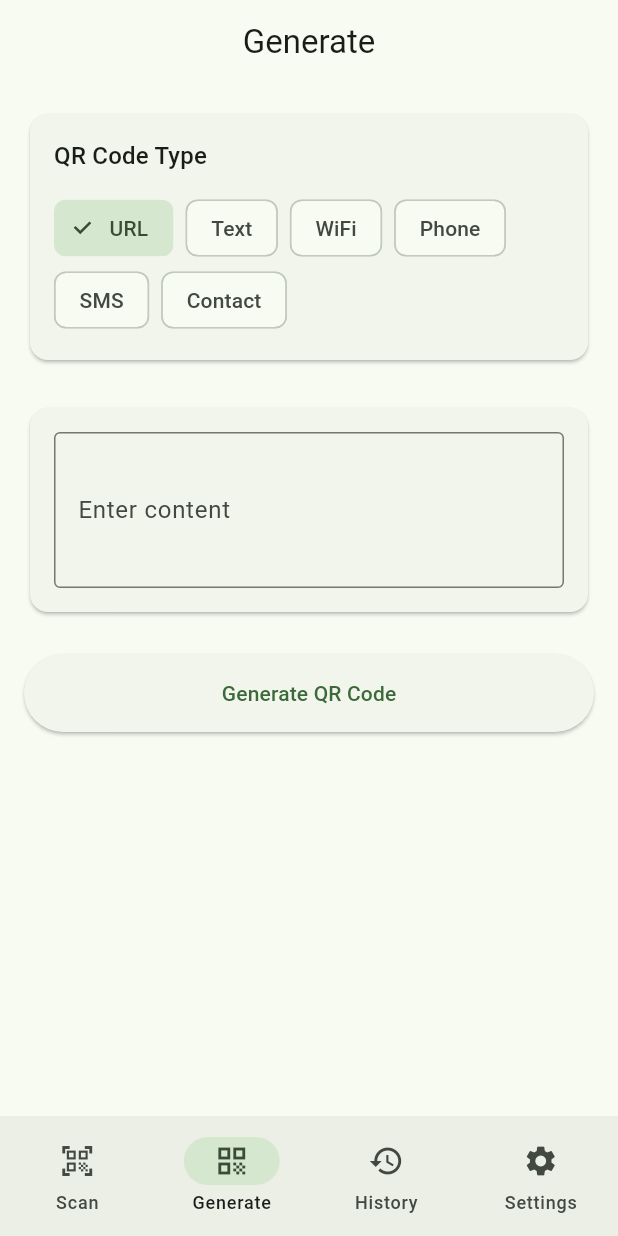
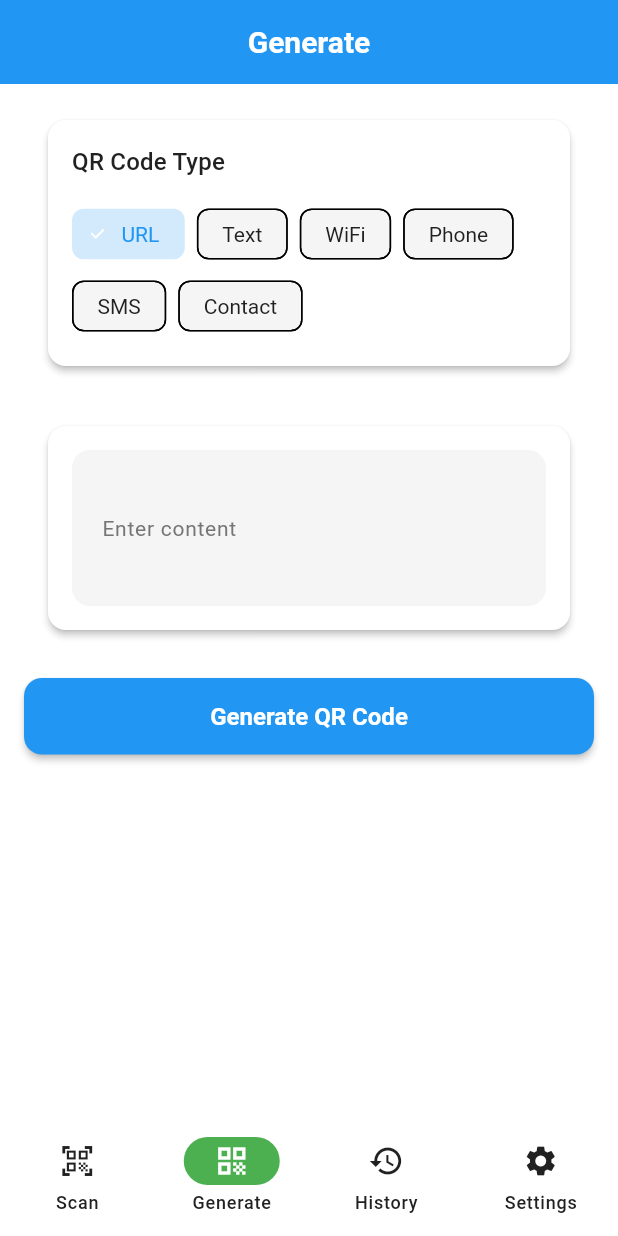
Before and after one commit to fanei/scan, a Flutter app: the screen it shows after launch, item 2 of the bottom bar chosen, on a phone screen of 412 x 824 dp. Run offline on Flutter 3.47's test engine with Material 3 defaults, Android fonts, the light colour scheme and no system bars; our stand-ins replace csv, in_app_review, package_info_plus, permission_handler, qr_flutter, share_plus and 2 more; missing offline and left inert: gal, mobile_scanner; accounts and stored records are empty; project files that could hold a hidden picture were left out.

Commit message:
feat: 添加统一主题配置和 UI/UX 优化计划
## 新增功能
- 创建 app_theme.dart 统一主题配置
- 定义品牌色（蓝色主色 + 绿色辅色）
- 统一圆角、阴影、间距
- 优化按钮、输入框、对话框样式
- 支持亮色和暗色模式

## 主题优化
- **品牌色**: 蓝色 #2196F3, 绿色 #4CAF50
- **圆角**: 8dp/12dp/16dp/24dp
- **阴影**: 2dp/4dp/8dp
- **间距**: 4dp/8dp/16dp/24dp/32dp

## 组件优化
- ElevatedButton: 48dp 高度, 12dp 圆角
- OutlinedButton: 48dp 高度, 12dp 圆角
- TextField: 填充色, 12dp 圆角, 16dp 内边距
- Dialog: 16dp 圆角, 8dp 阴影
- Card: 2dp 阴影, 12dp 圆角
- SnackBar: 浮动样式, 8dp 圆角

## 应用更新
- app.dart 现在使用 AppTheme.lightTheme 和 darkTheme
- 支持系统主题跟随（ThemeMode.system）
- Material 3 设计语言

## 文档
- 添加 UI_UX优化计划.md (详细的优化规划)

```diff
--- a/smartscan_app/lib/app.dart
+++ b/smartscan_app/lib/app.dart
@@ -11,6 +11,7 @@ import 'screens/scan/scan_screen.dart';
 import 'screens/generate/generate_screen.dart';
 import 'screens/history/history_screen.dart';
 import 'screens/settings/settings_screen.dart';
+import 'config/app_theme.dart';
 
 /// 应用主类
 class SmartScanApp extends StatelessWidget {
@@ -30,10 +31,9 @@ class SmartScanApp extends StatelessWidget {
         builder: (context, localeProvider, _) {
           return MaterialApp(
             title: 'SmartScan',
-            theme: ThemeData(
-              colorScheme: ColorScheme.fromSeed(seedColor: Colors.green),
-              useMaterial3: true,
-            ),
+            theme: AppTheme.lightTheme,
+            darkTheme: AppTheme.darkTheme,
+            themeMode: ThemeMode.system,
             locale: localeProvider.locale,
             localizationsDelegates: const [
               AppLocalizations.delegate,
--- /dev/null
+++ b/smartscan_app/lib/config/app_theme.dart
@@ -0,0 +1,469 @@
+import 'package:flutter/material.dart';
+
+/// 应用主题配置
+class AppTheme {
+  // 品牌色
+  static const Color primaryColor = Color(0xFF2196F3); // 蓝色
+  static const Color secondaryColor = Color(0xFF4CAF50); // 绿色
+  static const Color errorColor = Color(0xFFFF5252); // 红色
+  static const Color warningColor = Color(0xFFFFC107); // 黄色
+
+  // 灰度色
+  static const Color grey50 = Color(0xFFFAFAFA);
+  static const Color grey100 = Color(0xFFF5F5F5);
+  static const Color grey200 = Color(0xFFEEEEEE);
+  static const Color grey300 = Color(0xFFE0E0E0);
+  static const Color grey400 = Color(0xFFBDBDBD);
+  static const Color grey600 = Color(0xFF757575);
+  static const Color grey700 = Color(0xFF616161);
+  static const Color grey800 = Color(0xFF424242);
+  static const Color grey900 = Color(0xFF212121);
+
+  // 圆角大小
+  static const double borderRadiusSmall = 8.0;
+  static const double borderRadiusMedium = 12.0;
+  static const double borderRadiusLarge = 16.0;
+  static const double borderRadiusXLarge = 24.0;
+
+  // 阴影
+  static const double elevationSmall = 2.0;
+  static const double elevationMedium = 4.0;
+  static const double elevationLarge = 8.0;
+
+  // 间距
+  static const double spacingXSmall = 4.0;
+  static const double spacingSmall = 8.0;
+  static const double spacingMedium = 16.0;
+  static const double spacingLarge = 24.0;
+  static const double spacingXLarge = 32.0;
+
+  // 亮色主题
+  static ThemeData lightTheme = ThemeData(
+    useMaterial3: true,
+    brightness: Brightness.light,
+
+    // 配色方案
+    colorScheme: const ColorScheme.light(
+      primary: primaryColor,
+      secondary: secondaryColor,
+      error: errorColor,
+      surface: Colors.white,
+      onPrimary: Colors.white,
+      onSecondary: Colors.white,
+      onSurface: grey900,
+      onError: Colors.white,
+    ),
+
+    // AppBar 主题
+    appBarTheme: const AppBarTheme(
+      elevation: 0,
+      centerTitle: true,
+      backgroundColor: primaryColor,
+      foregroundColor: Colors.white,
+      iconTheme: IconThemeData(color: Colors.white),
+      titleTextStyle: TextStyle(
+        color: Colors.white,
+        fontSize: 20,
+        fontWeight: FontWeight.w600,
+      ),
+    ),
+
+    // 卡片主题
+    cardTheme: CardTheme(
+      elevation: elevationSmall,
+      shape: RoundedRectangleBorder(
+        borderRadius: BorderRadius.circular(borderRadiusMedium),
+      ),
+      margin: const EdgeInsets.symmetric(
+        horizontal: spacingMedium,
+        vertical: spacingSmall,
+      ),
+    ),
+
+    // 按钮主题
+    elevatedButtonTheme: ElevatedButtonThemeData(
+      style: ElevatedButton.styleFrom(
+        elevation: elevationSmall,
+        backgroundColor: primaryColor,
+        foregroundColor: Colors.white,
+        minimumSize: const Size(double.infinity, 48),
+        shape: RoundedRectangleBorder(
+          borderRadius: BorderRadius.circular(borderRadiusMedium),
+        ),
+        textStyle: const TextStyle(
+          fontSize: 16,
+          fontWeight: FontWeight.w600,
+        ),
+      ),
+    ),
+
+    outlinedButtonTheme: OutlinedButtonThemeData(
+      style: OutlinedButton.styleFrom(
+        foregroundColor: primaryColor,
+        minimumSize: const Size(double.infinity, 48),
+        side: const BorderSide(color: primaryColor, width: 1.5),
+        shape: RoundedRectangleBorder(
+          borderRadius: BorderRadius.circular(borderRadiusMedium),
+        ),
+        textStyle: const TextStyle(
+          fontSize: 16,
+          fontWeight: FontWeight.w600,
+        ),
+      ),
+    ),
+
+    textButtonTheme: TextButtonThemeData(
+      style: TextButton.styleFrom(
+        foregroundColor: primaryColor,
+        minimumSize: const Size(64, 40),
+        shape: RoundedRectangleBorder(
+          borderRadius: BorderRadius.circular(borderRadiusSmall),
+        ),
+        textStyle: const TextStyle(
+          fontSize: 14,
+          fontWeight: FontWeight.w600,
+        ),
+      ),
+    ),
+
+    // 输入框主题
+    inputDecorationTheme: InputDecorationTheme(
+      filled: true,
+      fillColor: grey100,
+      contentPadding: const EdgeInsets.symmetric(
+        horizontal: spacingMedium,
+        vertical: spacingMedium,
+      ),
+      border: OutlineInputBorder(
+        borderRadius: BorderRadius.circular(borderRadiusMedium),
+        borderSide: BorderSide.none,
+      ),
+      enabledBorder: OutlineInputBorder(
+        borderRadius: BorderRadius.circular(borderRadiusMedium),
+        borderSide: BorderSide.none,
+      ),
+      focusedBorder: OutlineInputBorder(
+        borderRadius: BorderRadius.circular(borderRadiusMedium),
+        borderSide: const BorderSide(color: primaryColor, width: 2),
+      ),
+      errorBorder: OutlineInputBorder(
+        borderRadius: BorderRadius.circular(borderRadiusMedium),
+        borderSide: const BorderSide(color: errorColor, width: 1),
+      ),
+      focusedErrorBorder: OutlineInputBorder(
+        borderRadius: BorderRadius.circular(borderRadiusMedium),
+        borderSide: const BorderSide(color: errorColor, width: 2),
+      ),
+      labelStyle: const TextStyle(
+        fontSize: 14,
+        color: grey600,
+      ),
+      hintStyle: const TextStyle(
+        fontSize: 14,
+        color: grey400,
+      ),
+      errorStyle: const TextStyle(
+        fontSize: 12,
+        color: errorColor,
+      ),
+    ),
+
+    // 对话框主题
+    dialogTheme: DialogTheme(
+      elevation: elevationLarge,
+      shape: RoundedRectangleBorder(
+        borderRadius: BorderRadius.circular(borderRadiusLarge),
+      ),
+      titleTextStyle: const TextStyle(
+        fontSize: 20,
+        fontWeight: FontWeight.w600,
+        color: grey900,
+      ),
+      contentTextStyle: const TextStyle(
+        fontSize: 16,
+        color: grey700,
+      ),
+    ),
+
+    // SnackBar 主题
+    snackBarTheme: SnackBarThemeData(
+      behavior: SnackBarBehavior.floating,
+      shape: RoundedRectangleBorder(
+        borderRadius: BorderRadius.circular(borderRadiusSmall),
+      ),
+      contentTextStyle: const TextStyle(
+        fontSize: 14,
+        color: Colors.white,
+      ),
+    ),
+
+    // 底部导航栏主题
+    bottomNavigationBarTheme: const BottomNavigationBarThemeData(
+      type: BottomNavigationBarType.fixed,
+      selectedItemColor: primaryColor,
+      unselectedItemColor: grey400,
+      selectedLabelStyle: TextStyle(
+        fontSize: 12,
+        fontWeight: FontWeight.w600,
+      ),
+      unselectedLabelStyle: TextStyle(
+        fontSize: 12,
+        fontWeight: FontWeight.w400,
+      ),
+      elevation: elevationMedium,
+    ),
+
+    // 列表磁贴主题
+    listTileTheme: ListTileThemeData(
+      contentPadding: const EdgeInsets.symmetric(
+        horizontal: spacingMedium,
+        vertical: spacingSmall,
+      ),
+      shape: RoundedRectangleBorder(
+        borderRadius: BorderRadius.circular(borderRadiusSmall),
+      ),
+    ),
+
+    // Divider 主题
+    dividerTheme: const DividerThemeData(
+      color: grey200,
+      thickness: 1,
+      space: 1,
+    ),
+
+    // Chip 主题
+    chipTheme: ChipThemeData(
+      backgroundColor: grey100,
+      selectedColor: primaryColor.withOpacity(0.2),
+      labelStyle: const TextStyle(
+        fontSize: 14,
+        color: grey900,
+      ),
+      secondaryLabelStyle: const TextStyle(
+        fontSize: 14,
+        color: primaryColor,
+      ),
+      shape: RoundedRectangleBorder(
+        borderRadius: BorderRadius.circular(borderRadiusSmall),
+      ),
+      elevation: 0,
+      pressElevation: elevationSmall,
+    ),
+
+    // 进度条主题
+    progressIndicatorTheme: const ProgressIndicatorThemeData(
+      color: primaryColor,
+      linearTrackColor: grey200,
+    ),
+  );
+
+  // 暗色主题
+  static ThemeData darkTheme = ThemeData(
+    useMaterial3: true,
+    brightness: Brightness.dark,
+
+    // 配色方案
+    colorScheme: const ColorScheme.dark(
+      primary: primaryColor,
+      secondary: secondaryColor,
+      error: errorColor,
+      surface: Color(0xFF1E1E1E),
+      onPrimary: Colors.white,
+      onSecondary: Colors.white,
+      onSurface: Colors.white,
+      onError: Colors.white,
+    ),
+
+    // AppBar 主题
+    appBarTheme: const AppBarTheme(
+      elevation: 0,
+      centerTitle: true,
+      backgroundColor: Color(0xFF1E1E1E),
+      foregroundColor: Colors.white,
+      iconTheme: IconThemeData(color: Colors.white),
+      titleTextStyle: TextStyle(
+        color: Colors.white,
+        fontSize: 20,
+        fontWeight: FontWeight.w600,
+      ),
+    ),
+
+    // 卡片主题
+    cardTheme: CardTheme(
+      elevation: elevationSmall,
+      color: const Color(0xFF2C2C2C),
+      shape: RoundedRectangleBorder(
+        borderRadius: BorderRadius.circular(borderRadiusMedium),
+      ),
+      margin: const EdgeInsets.symmetric(
+        horizontal: spacingMedium,
+        vertical: spacingSmall,
+      ),
+    ),
+
+    // 按钮主题
+    elevatedButtonTheme: ElevatedButtonThemeData(
+      style: ElevatedButton.styleFrom(
+        elevation: elevationSmall,
+        backgroundColor: primaryColor,
+        foregroundColor: Colors.white,
+        minimumSize: const Size(double.infinity, 48),
+        shape: RoundedRectangleBorder(
+          borderRadius: BorderRadius.circular(borderRadiusMedium),
+        ),
+        textStyle: const TextStyle(
+          fontSize: 16,
+          fontWeight: FontWeight.w600,
+        ),
+      ),
+    ),
+
+    outlinedButtonTheme: OutlinedButtonThemeData(
+      style: OutlinedButton.styleFrom(
+        foregroundColor: primaryColor,
+        minimumSize: const Size(double.infinity, 48),
+        side: const BorderSide(color: primaryColor, width: 1.5),
+        shape: RoundedRectangleBorder(
+          borderRadius: BorderRadius.circular(borderRadiusMedium),
+        ),
+        textStyle: const TextStyle(
+          fontSize: 16,
+          fontWeight: FontWeight.w600,
+        ),
+      ),
+    ),
+
+    // 输入框主题
+    inputDecorationTheme: InputDecorationTheme(
+      filled: true,
+      fillColor: const Color(0xFF2C2C2C),
+      contentPadding: const EdgeInsets.symmetric(
+        horizontal: spacingMedium,
+        vertical: spacingMedium,
+      ),
+      border: OutlineInputBorder(
+        borderRadius: BorderRadius.circular(borderRadiusMedium),
+        borderSide: BorderSide.none,
+      ),
+      enabledBorder: OutlineInputBorder(
+        borderRadius: BorderRadius.circular(borderRadiusMedium),
+        borderSide: BorderSide.none,
+      ),
+      focusedBorder: OutlineInputBorder(
+        borderRadius: BorderRadius.circular(borderRadiusMedium),
+        borderSide: const BorderSide(color: primaryColor, width: 2),
+      ),
+      errorBorder: OutlineInputBorder(
+        borderRadius: BorderRadius.circular(borderRadiusMedium),
+        borderSide: const BorderSide(color: errorColor, width: 1),
+      ),
+      focusedErrorBorder: OutlineInputBorder(
+        borderRadius: BorderRadius.circular(borderRadiusMedium),
+        borderSide: const BorderSide(color: errorColor, width: 2),
+      ),
+    ),
+
+    // 对话框主题
+    dialogTheme: DialogTheme(
+      elevation: elevationLarge,
+      backgroundColor: const Color(0xFF2C2C2C),
+      shape: RoundedRectangleBorder(
+        borderRadius: BorderRadius.circular(borderRadiusLarge),
+      ),
+      titleTextStyle: const TextStyle(
+        fontSize: 20,
+        fontWeight: FontWeight.w600,
+        color: Colors.white,
+      ),
+      contentTextStyle: const TextStyle(
+        fontSize: 16,
+        color: Colors.white70,
+      ),
+    ),
+
+    // SnackBar 主题
+    snackBarTheme: SnackBarThemeData(
+      behavior: SnackBarBehavior.floating,
+      backgroundColor: const Color(0xFF2C2C2C),
+      shape: RoundedRectangleBorder(
+        borderRadius: BorderRadius.circular(borderRadiusSmall),
+      ),
+      contentTextStyle: const TextStyle(
+        fontSize: 14,
+        color: Colors.white,
+      ),
+    ),
+
+    // 底部导航栏主题
+    bottomNavigationBarTheme: const BottomNavigationBarThemeData(
+      type: BottomNavigationBarType.fixed,
+      backgroundColor: Color(0xFF1E1E1E),
+      selectedItemColor: primaryColor,
+      unselectedItemColor: grey600,
+      selectedLabelStyle: TextStyle(
+        fontSize: 12,
+        fontWeight: FontWeight.w600,
+      ),
+      unselectedLabelStyle: TextStyle(
+        fontSize: 12,
+        fontWeight: FontWeight.w400,
+      ),
+      elevation: elevationMedium,
+    ),
+  );
+
+  // 文本样式
+  static const TextStyle headlineLarge = TextStyle(
+    fontSize: 32,
+    fontWeight: FontWeight.w700,
+    color: grey900,
+  );
+
+  static const TextStyle headlineMedium = TextStyle(
+    fontSize: 24,
+    fontWeight: FontWeight.w600,
+    color: grey900,
+  );
+
+  static const TextStyle headlineSmall = TextStyle(
+    fontSize: 20,
+    fontWeight: FontWeight.w600,
+    color: grey900,
+  );
+
+  static const TextStyle bodyLarge = TextStyle(
+    fontSize: 16,
+    fontWeight: FontWeight.w400,
+    color: grey800,
+  );
+
+  static const TextStyle bodyMedium = TextStyle(
+    fontSize: 14,
+    fontWeight: FontWeight.w400,
+    color: grey700,
+  );
+
+  static const TextStyle bodySmall = TextStyle(
+    fontSize: 12,
+    fontWeight: FontWeight.w400,
+    color: grey600,
+  );
+
+  static const TextStyle labelLarge = TextStyle(
+    fontSize: 14,
+    fontWeight: FontWeight.w600,
+    color: grey900,
+  );
+
+  static const TextStyle labelMedium = TextStyle(
+    fontSize: 12,
+    fontWeight: FontWeight.w600,
+    color: grey800,
+  );
+
+  static const TextStyle labelSmall = TextStyle(
+    fontSize: 10,
+    fontWeight: FontWeight.w600,
+    color: grey700,
+  );
+}
```
Also changed, not shown: 1 other file.
